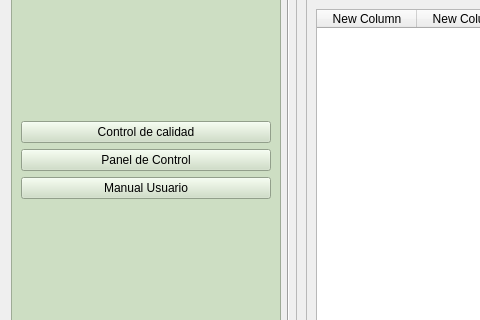
First picture: the form in frontend/UI/form_historico_controles.ui, repository PacoG86/isli, before the edit; both pictures show x 0 to 480 and y 195 to 515 of the 1117 by 643 pixel window.
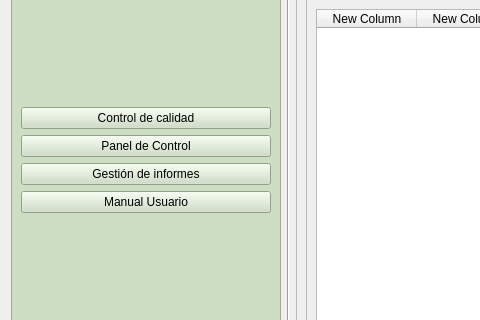
Second picture: the form after the edit. Icons and pictures are not drawn.

Commit message: añadir gestor de rutas informes

```diff
--- a/frontend/UI/form_historico_controles.ui
+++ b/frontend/UI/form_historico_controles.ui
@@ -36,7 +36,7 @@
        <property name="frameShadow">
         <enum>QFrame::Shadow::Raised</enum>
        </property>
-       <layout class="QVBoxLayout" name="verticalLayout_6" stretch="0,0,0,0,0,0,0,0,0,0">
+       <layout class="QVBoxLayout" name="verticalLayout_6" stretch="0,0,0,0,0,0,0,0,0,0,0">
         <item>
          <widget class="QPushButton" name="pushButton_16">
           <property name="text">
@@ -111,6 +111,13 @@
           </property>
          </widget>
         </item>
+        <item>
+         <widget class="QPushButton" name="pushButton_rutaInforme">
+          <property name="text">
+           <string>Gestión de informes</string>
+          </property>
+         </widget>
+        </item>
         <item>
          <widget class="QPushButton" name="pushButton_manual">
           <property name="minimumSize">
```
The commit also changes 8 other files.
